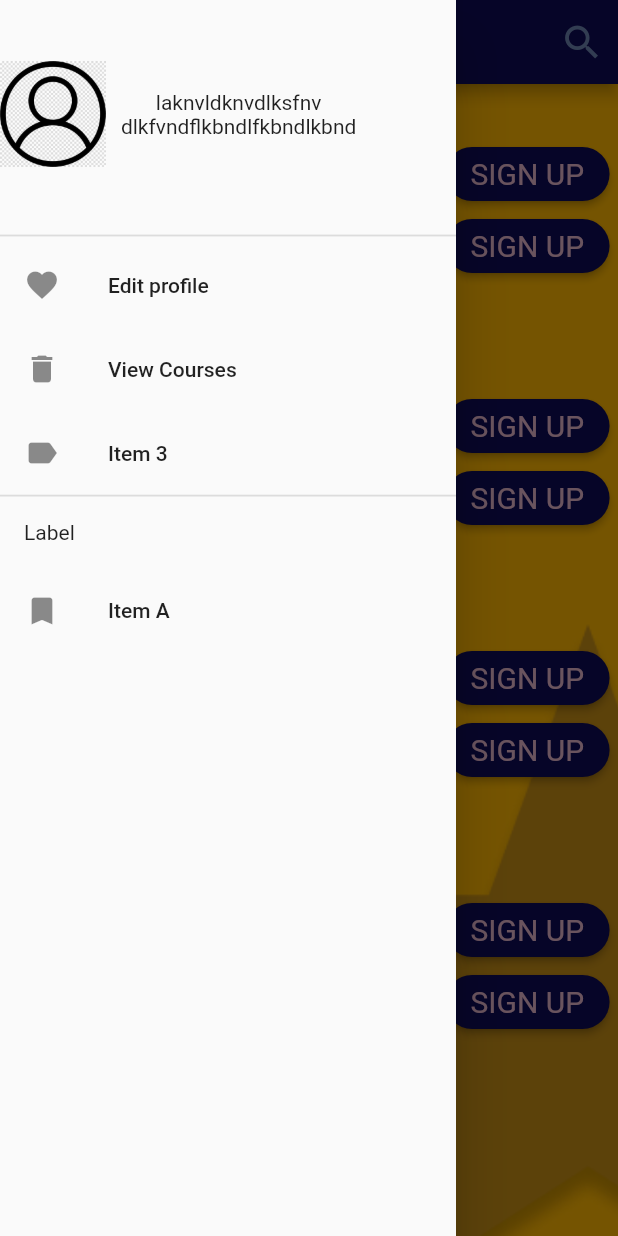
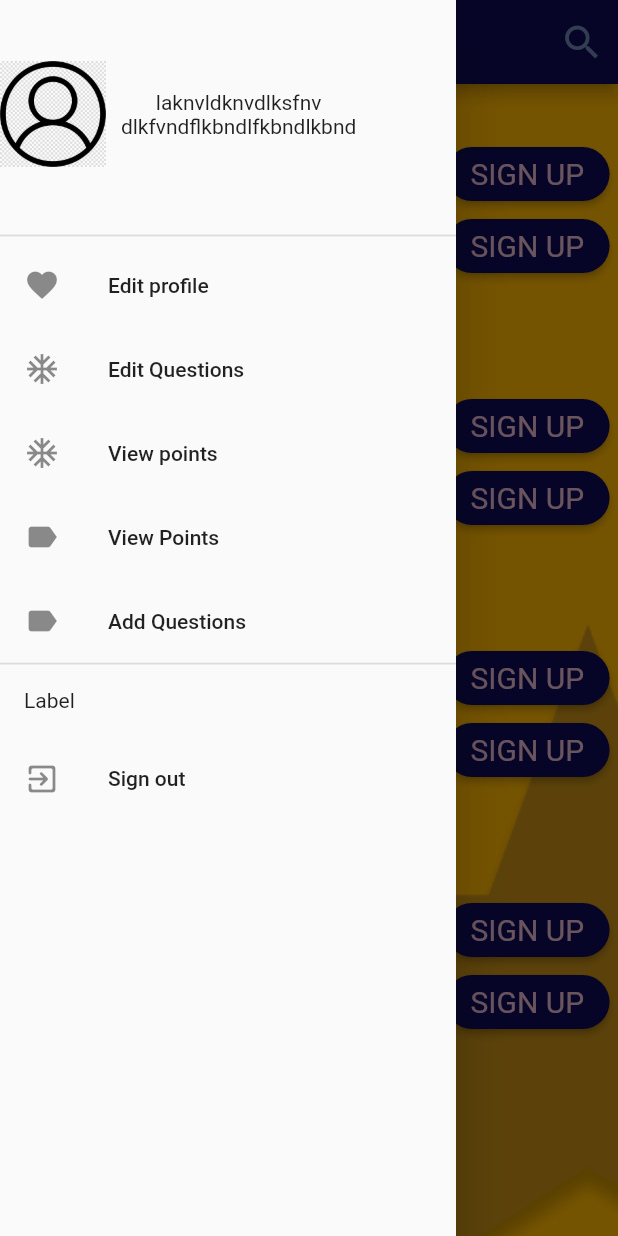
Before and after one commit to SalmaAshour24/Attendance-Gaming-System-, a Flutter app: the ViewCourseD screen opened directly, with the side drawer open, on a phone screen of 412 x 824 dp. Run offline on Flutter 3.47's test engine with Material 2 defaults, Android fonts, the phone set to English and light mode, and no system bars; our stand-ins replace animated_splash_screen, page_transition.

Commit message:
Update view_courseD.dart

```diff
--- a/lib/screens/doctor/view_courseD.dart
+++ b/lib/screens/doctor/view_courseD.dart
@@ -1,6 +1,9 @@
 // ignore_for_file: prefer_const_constructors
 
 import 'package:flutter/material.dart';
+
+import '../app_bar.dart';
+import '../drawer.dart';
 
 class ViewCourseD extends StatefulWidget {
   const ViewCourseD({Key? key}) : super(key: key);
@@ -13,85 +16,9 @@ class _ViewCourseDState extends State<ViewCourseD> {
   @override
   Widget build(BuildContext context) {
     return Scaffold(
-      drawer: Drawer(
-        child: ListView(
-          // Important: Remove any padding from the ListView.
-          padding: EdgeInsets.zero,
-          children: <Widget>[
-            Padding(
-              padding: const EdgeInsets.symmetric(vertical: 30),
-              child: Row(
-                children: [
-                  Image.asset(
-                    'assets/profile.jpeg',
-                    scale: 10.2,
-                  ),
-                  Padding(
-                    padding: const EdgeInsets.symmetric(
-                        vertical: 30, horizontal: 10),
-                    child: Column(
-                      children: [
-                        Text('laknvldknvdlksfnv'),
-                        Text('dlkfvndflkbndlfkbndlkbnd'),
-                      ],
-                    ),
-                  ),
-                ],
-              ),
-            ),
-            Divider(
-              height: 10,
-              thickness: 1.2,
-            ),
-            ListTile(
-              leading: Icon(Icons.favorite),
-              title: Text('Edit profile'),
-              onTap: () {
-                Navigator.pushNamed(context, '/edit');
-              },
-            ),
-            ListTile(
-              leading: Icon(Icons.delete),
-              title: Text('View Courses'),
-              onTap: () {
-                Navigator.pushNamed(context, '/viewcD');
-              },
-            ),
-            ListTile(
-              leading: Icon(Icons.label),
-              title: Text('Item 3'),
-              onTap: () {},
-            ),
-            Divider(
-              height: 1,
-              thickness: 1.2,
-            ),
-            Padding(
-              padding: const EdgeInsets.all(16.0),
-              child: Text(
-                'Label',
-              ),
-            ),
-            ListTile(
-              leading: Icon(Icons.bookmark),
-              title: Text('Item A'),
-              onTap: () {},
-            ),
-          ],
-        ),
-      ),
+      drawer: Drawer1(),
       appBar: AppBar(
-        title: Center(
-          child: Text(
-            'name',
-            style: TextStyle(
-              fontFamily: 'Mouse Memoirs',
-              fontSize: 50,
-              color: Color(0xffFFFFFF),
-            ),
-          ),
-        ),
-        backgroundColor: Color(0xff0E0A57),
+        title: App(),
         actions: [
           IconButton(
               onPressed: () {},
@@ -101,6 +28,7 @@ class _ViewCourseDState extends State<ViewCourseD> {
                 color: Color(0xff6E85B2),
               ))
         ],
+        backgroundColor: Color(0xff0E0A57),
       ),
       backgroundColor: Color(0xffFFB703),
       body: Container(
```
